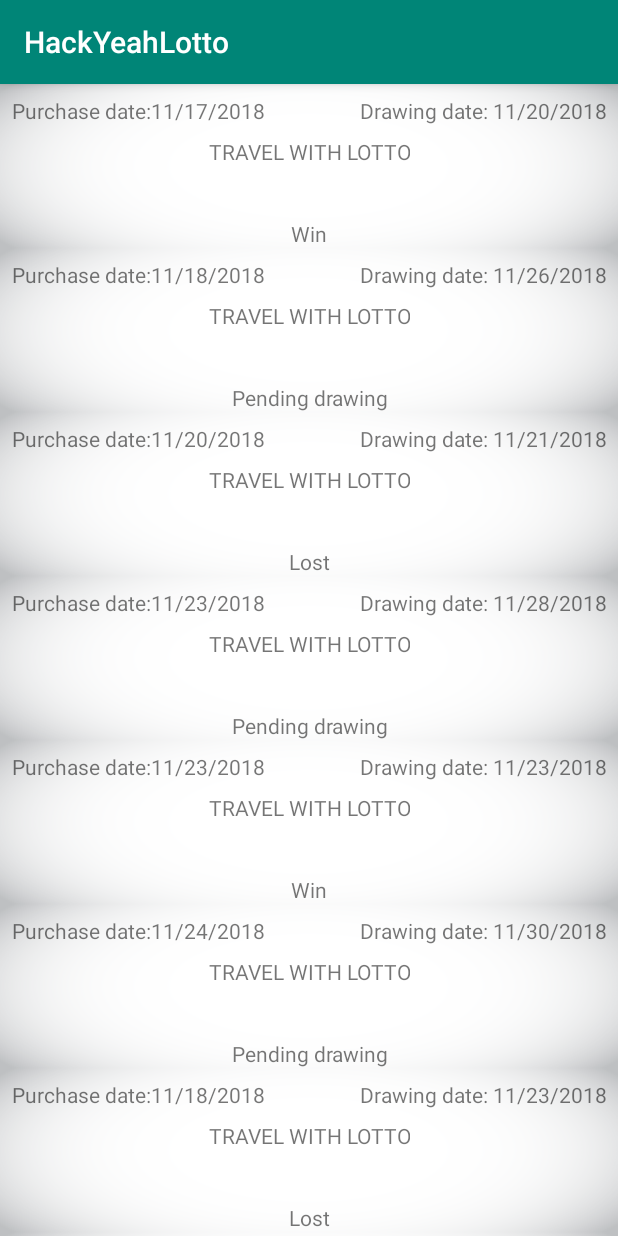
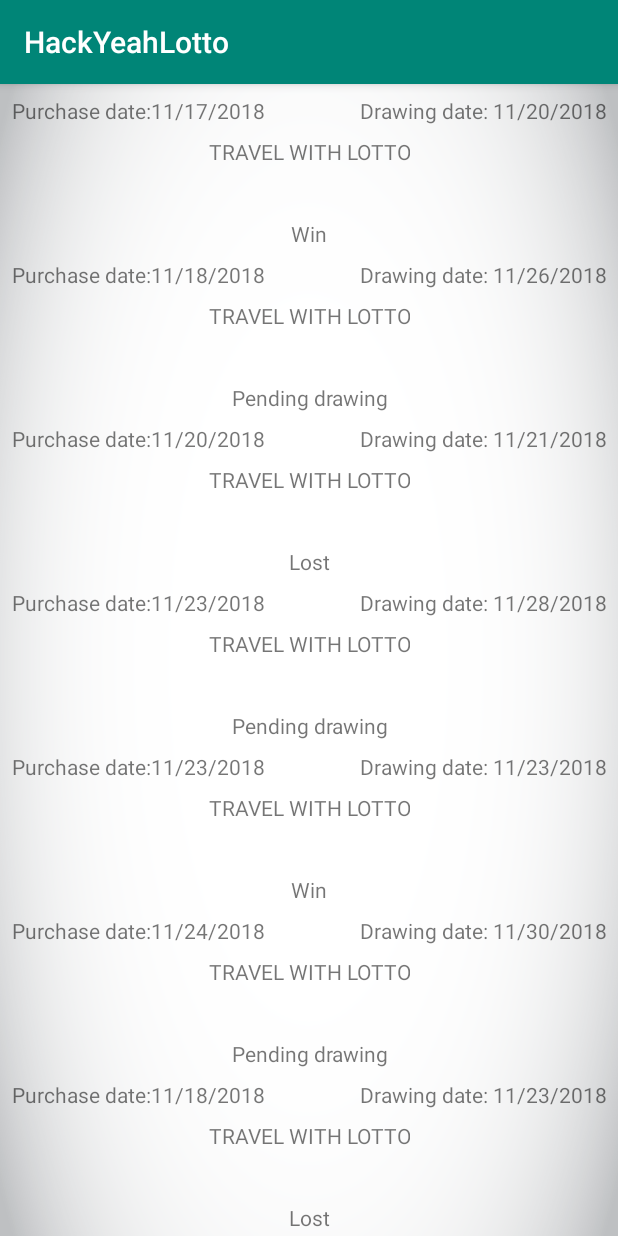
Before and after one commit to mrkostua/HackYeahLotto, an Android app: the DrawActivity screen opened directly, with no data from a screen before it, on a phone screen of 412 x 824 dp. Run offline under Robolectric (Android 15) with nearby library versions, the phone set to English and light mode, and no system bars.

Commit message:
fix ustawienia tla na itemie z listy

```diff
--- a/app/src/main/res/layout/draw_item_list.xml
+++ b/app/src/main/res/layout/draw_item_list.xml
@@ -3,8 +3,7 @@
                                              xmlns:app="http://schemas.android.com/apk/res-auto"
                                              xmlns:tools="http://schemas.android.com/tools"
                                              android:layout_width="match_parent"
-                                             android:layout_height="wrap_content"
-                                             android:background="@drawable/gray_background">
+                                             android:layout_height="wrap_content">
 
     <LinearLayout
             android:orientation="horizontal"
```
